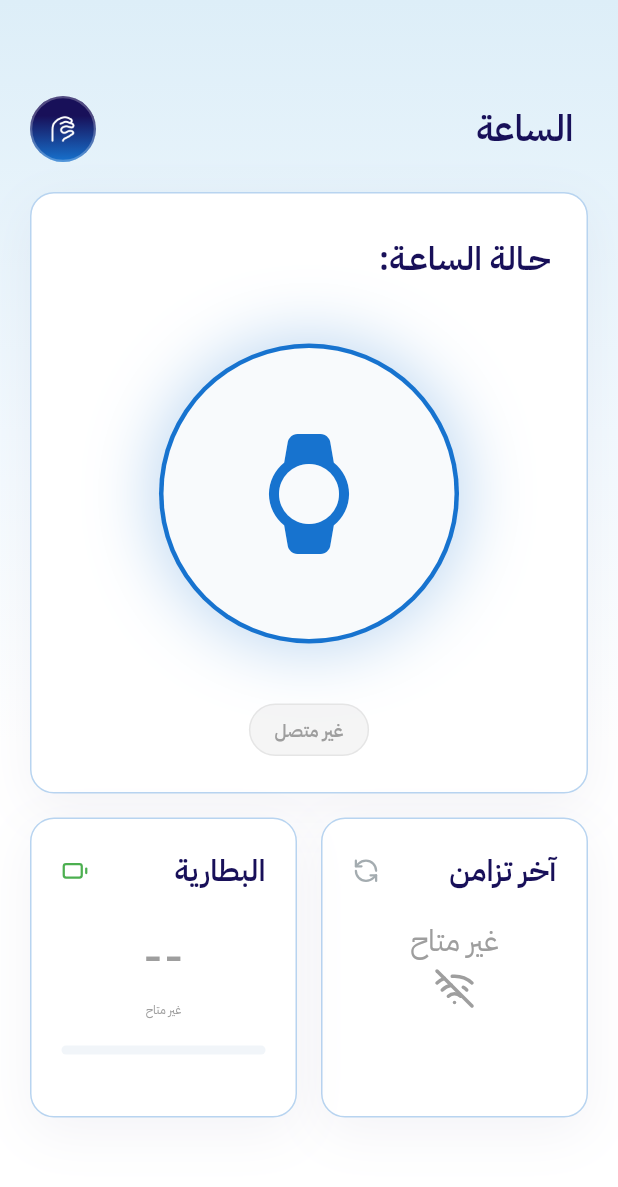
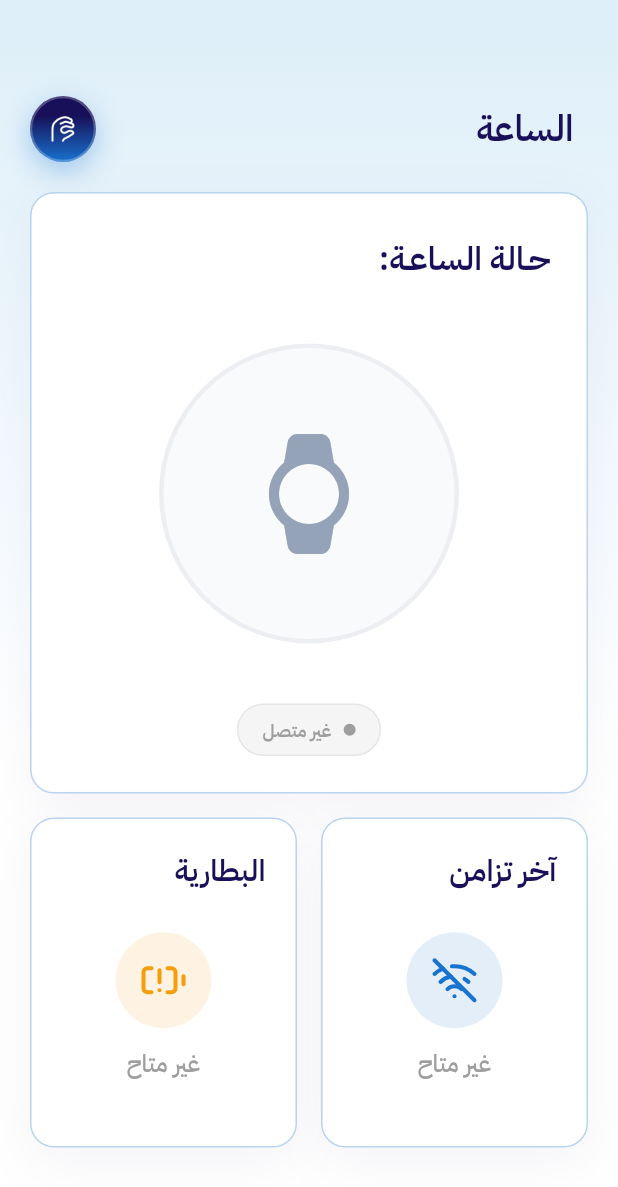
Before and after one commit to raghadzworld/2025-GP1-1, a Flutter app: the WatchScreen screen opened directly, on a phone screen of 412 x 824 dp. Shown: the top 1187 px of the screen. Run offline on Flutter 3.47's test engine with Material 3 defaults, Android fonts, the phone set to English and light mode, and no system bars; drawn by our look-alikes of flutter_animate; our stand-ins replace cloud_firestore, cloud_functions, firebase_auth, firebase_core, geolocator, google_sign_in and 3 more; missing offline and left inert: flutter_sound, record; accounts and stored records are empty.

Commit message:
Implement connection status in WatchScreen
Added connection state handling to WatchScreen, updating UI elements based on connection status.

```diff
--- a/lib/screens/watch_screen.dart
+++ b/lib/screens/watch_screen.dart
@@ -14,6 +14,7 @@ class WatchScreen extends StatefulWidget {
 
 class _WatchScreenState extends State<WatchScreen> {
   final String _deviceName = 'LILYGO Watch';
+  final bool _isConnected = false;
 
   @override
   Widget build(BuildContext context) {
@@ -104,6 +105,13 @@ class _WatchScreenState extends State<WatchScreen> {
                 color: Colors.white.withValues(alpha: 0.25),
                 width: 1.5,
               ),
+              boxShadow: [
+                BoxShadow(
+                  color: const Color(0xFF1773CF).withValues(alpha: 0.35),
+                  blurRadius: 16,
+                  offset: const Offset(0, 6),
+                ),
+              ],
             ),
             child: Padding(
               padding: const EdgeInsets.all(10),
@@ -169,6 +177,7 @@ class _WatchScreenState extends State<WatchScreen> {
             child: Stack(
               alignment: Alignment.center,
               children: [
+                if (_isConnected)
                   Container(
                         width: 200,
                         height: 200,
@@ -181,7 +190,7 @@ class _WatchScreenState extends State<WatchScreen> {
                           ),
                           boxShadow: [
                             BoxShadow(
-                            color: Color(0xFFB8D4F0),
+                              color: const Color(0xFFB8D4F0),
                               blurRadius: 40,
                               spreadRadius: 2,
                             ),
@@ -195,6 +204,15 @@ class _WatchScreenState extends State<WatchScreen> {
                         begin: const Offset(0.95, 0.95),
                         end: const Offset(1.05, 1.05),
                         duration: 2500.ms,
+                      )
+                else
+                  Container(
+                    width: 200,
+                    height: 200,
+                    decoration: BoxDecoration(
+                      shape: BoxShape.circle,
+                      color: const Color(0xFF94A3B8).withValues(alpha: 0.18),
+                    ),
                   ),
                 Container(
                   width: 194,
@@ -211,10 +229,12 @@ class _WatchScreenState extends State<WatchScreen> {
                     shape: BoxShape.circle,
                     color: NabeehColors.slate50.withValues(alpha: 0.7),
                   ),
-                  child: const Icon(
+                  child: Icon(
                     Icons.watch_rounded,
                     size: 80,
-                    color: Color(0xFF1773CF),
+                    color: _isConnected
+                        ? const Color(0xFF1773CF)
+                        : const Color(0xFF94A3B8),
                   ),
                 ),
               ],
@@ -229,14 +249,30 @@ class _WatchScreenState extends State<WatchScreen> {
                 borderRadius: BorderRadius.circular(20),
                 border: Border.all(color: Colors.grey.withValues(alpha: 0.18)),
               ),
-              child: const Text(
-                'غير متصل',
-                style: TextStyle(
+              child: Row(
+                mainAxisSize: MainAxisSize.min,
+                children: [
+                  Container(
+                    width: 8,
+                    height: 8,
+                    decoration: BoxDecoration(
+                      shape: BoxShape.circle,
+                      color: _isConnected
+                          ? const Color(0xFF22C55E)
+                          : Colors.grey,
+                    ),
+                  ),
+                  const SizedBox(width: 8),
+                  Text(
+                    _isConnected ? 'متصل' : 'غير متصل',
+                    style: const TextStyle(
                       fontFamily: 'IBMPlexSansArabic',
                       fontSize: 12,
                       fontWeight: FontWeight.w700,
                       color: Colors.grey,
                     ),
+                  ),
+                ],
               ),
             ),
           ),
@@ -255,22 +291,48 @@ class _WatchScreenState extends State<WatchScreen> {
     );
   }
 
+  // نمط موحّد لحالة "غير متاح" داخل البطاقتين، بأيقونة ملوّنة داخل دائرة خفيفة
+  Widget _buildUnavailableState(IconData icon, Color color) {
+    return Column(
+      mainAxisSize: MainAxisSize.min,
+      children: [
+        Container(
+          width: 64,
+          height: 64,
+          decoration: BoxDecoration(
+            shape: BoxShape.circle,
+            color: color.withValues(alpha: 0.12),
+          ),
+          child: Icon(icon, color: color, size: 32),
+        ),
+        const SizedBox(height: 16),
+        Text(
+          'غير متاح',
+          style: const TextStyle(
+            fontFamily: 'IBMPlexSansArabic',
+            fontSize: 16,
+            fontWeight: FontWeight.w500,
+            color: Colors.grey,
+            height: 1,
+          ),
+        ),
+      ],
+    );
+  }
+
   Widget _buildSyncCard() {
+    const accent = Color(0xFF1773CF);
     return SizedBox(
-      height: 200,
+      height: 220,
       child: BentoCard(
         borderRadius: 16,
         border: Border.all(color: const Color(0xFFB8D4F0)),
         padding: const EdgeInsets.all(20),
-        child: Stack(
+        child: Column(
+          crossAxisAlignment: CrossAxisAlignment.stretch,
           children: [
             // العنوان في الأعلى
-            const Align(
-              alignment: Alignment.topCenter,
-              child: Row(
-                mainAxisAlignment: MainAxisAlignment.spaceBetween,
-                children: [
-                  Text(
+            const Text(
               'آخر تزامن',
               style: TextStyle(
                 fontFamily: 'IBMPlexSansArabic',
@@ -279,32 +341,10 @@ class _WatchScreenState extends State<WatchScreen> {
                 color: Color(0xFF181059),
               ),
             ),
-                  Icon(
-                    LucideIcons.refreshCcw,
-                    color: NabeehColors.gray,
-                    size: 18,
-                  ),
-                ],
-              ),
-            ),
-            // المحتوى في المنتصف
-            const Center(
-              child: Column(
-                mainAxisSize: MainAxisSize.min,
-                children: [
-                  Text(
-                    'غير متاح',
-                    style: TextStyle(
-                      fontFamily: 'IBMPlexSansArabic',
-                      fontSize: 20,
-                      fontWeight: FontWeight.w400,
-                      color: Colors.grey,
-                      height: 1,
-                    ),
-                  ),
-                  SizedBox(height: 8),
-                  Icon(LucideIcons.wifiOff, color: Colors.grey, size: 28),
-                ],
+            // مسافة حقيقية بين العنوان والمحتوى
+            Expanded(
+              child: Center(
+                child: _buildUnavailableState(LucideIcons.wifiOff, accent),
               ),
             ),
           ],
@@ -314,19 +354,18 @@ class _WatchScreenState extends State<WatchScreen> {
   }
 
   Widget _buildBatteryCard() {
+    const accent = Color(0xFFF59E0B);
     return SizedBox(
-      height: 200,
+      height: 220,
       child: BentoCard(
         borderRadius: 16,
         border: Border.all(color: const Color(0xFFB8D4F0)),
         padding: const EdgeInsets.all(20),
         child: Column(
-          crossAxisAlignment: CrossAxisAlignment.start,
+          crossAxisAlignment: CrossAxisAlignment.stretch,
           children: [
-            const Row(
-              mainAxisAlignment: MainAxisAlignment.spaceBetween,
-              children: [
-                Text(
+            // العنوان في الأعلى
+            const Text(
               'البطارية',
               style: TextStyle(
                 fontFamily: 'IBMPlexSansArabic',
@@ -335,46 +374,10 @@ class _WatchScreenState extends State<WatchScreen> {
                 color: Color(0xFF181059),
               ),
             ),
-                Icon(LucideIcons.battery, color: Colors.green, size: 18),
-              ],
-            ),
-
-            const SizedBox(height: 18),
-
-            const Center(
-              child: Text(
-                '--',
-                style: TextStyle(
-                  fontFamily: 'IBMPlexSansArabic',
-                  fontSize: 34,
-                  fontWeight: FontWeight.w400,
-                  color: Colors.grey,
-                ),
-              ),
-            ),
-
-            const SizedBox(height: 6),
-
-            const Center(
-              child: Text(
-                'غير متاح',
-                style: TextStyle(
-                  fontFamily: 'IBMPlexSansArabic',
-                  fontSize: 8,
-                  fontWeight: FontWeight.w400,
-                  color: Colors.grey,
-                ),
-              ),
-            ),
-
-            const SizedBox(height: 18),
-
-            Container(
-              height: 6,
-              width: double.infinity,
-              decoration: BoxDecoration(
-                color: NabeehColors.slate100,
-                borderRadius: BorderRadius.circular(3),
+            // مسافة حقيقية بين العنوان والمحتوى
+            Expanded(
+              child: Center(
+                child: _buildUnavailableState(LucideIcons.batteryWarning, accent),
               ),
             ),
           ],
```
Lines whose indentation alone changed are shown as unchanged.
